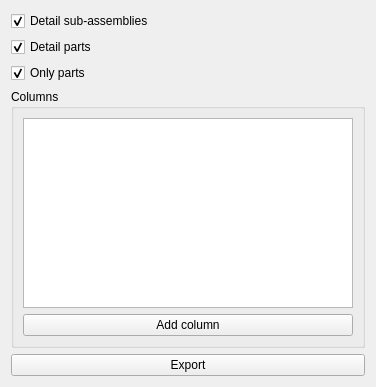
This is src/Mod/Assembly/Gui/Resources/panels/TaskAssemblyCreateBom.ui in southseact-3d/fcd as Qt 5 draws it before an edit. The edited form follows.
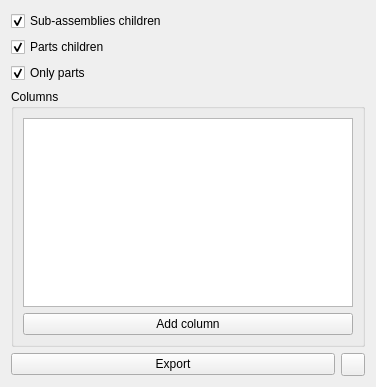
This is the edited form. Icons and pictures are not drawn. Custom widgets are drawn as their Qt base class.

Commit message: Assembly: BOM: Add help button. Make auto-generated columns bold.

Patch:
```diff
--- a/src/Mod/Assembly/Gui/Resources/panels/TaskAssemblyCreateBom.ui
+++ b/src/Mod/Assembly/Gui/Resources/panels/TaskAssemblyCreateBom.ui
@@ -14,13 +14,13 @@
    <string>Create Bill Of Materials</string>
   </property>
   <layout class="QGridLayout" name="gridLayout">
-   <item row="0" column="0">
+   <item row="0" column="0" colspan="2">
     <widget class="Gui::PrefCheckBox" name="CheckBox_detailSubAssemblies">
      <property name="toolTip">
       <string>If checked, Sub assemblies sub-components will be added to the bill of materials.</string>
      </property>
      <property name="text">
-      <string>Detail sub-assemblies</string>
+      <string>Sub-assemblies children</string>
      </property>
      <property name="checked">
       <bool>true</bool>
@@ -33,13 +33,13 @@
      </property>
     </widget>
    </item>
-   <item row="1" column="0">
+   <item row="1" column="0" colspan="2">
     <widget class="Gui::PrefCheckBox" name="CheckBox_detailParts">
      <property name="toolTip">
       <string>If checked, Parts sub-components will be added to the bill of materials.</string>
      </property>
      <property name="text">
-      <string>Detail parts</string>
+      <string>Parts children</string>
      </property>
      <property name="checked">
       <bool>true</bool>
@@ -71,7 +71,7 @@
      </property>
     </widget>
    </item>
-   <item row="3" column="0">
+   <item row="3" column="0" colspan="2">
     <widget class="QGroupBox" name="groupBox_1">
      <property name="toolTip">
       <string>Columns of the bill of materials</string>
@@ -100,6 +100,26 @@
      </property>
     </widget>
    </item>
+   <item row="5" column="1">
+    <widget class="QToolButton" name="helpButton">
+     <property name="sizePolicy">
+      <sizepolicy hsizetype="Maximum" vsizetype="Preferred">
+       <horstretch>0</horstretch>
+       <verstretch>0</verstretch>
+      </sizepolicy>
+     </property>
+     <property name="toolTip">
+      <string>Help</string>
+     </property>
+     <property name="text">
+      <string/>
+     </property>
+     <property name="icon">
+      <iconset resource="Icons/resource.qrc">
+      <normaloff>:/icons/help-browser.svg</normaloff>:/icons/help-browser.svg</iconset>
+     </property>
+    </widget>
+   </item>
   </layout>
  </widget>
  <customwidgets>
```
Left out of the diff: 11 changed lines with no effect on the pictures. The commit also changes 1 other file.
